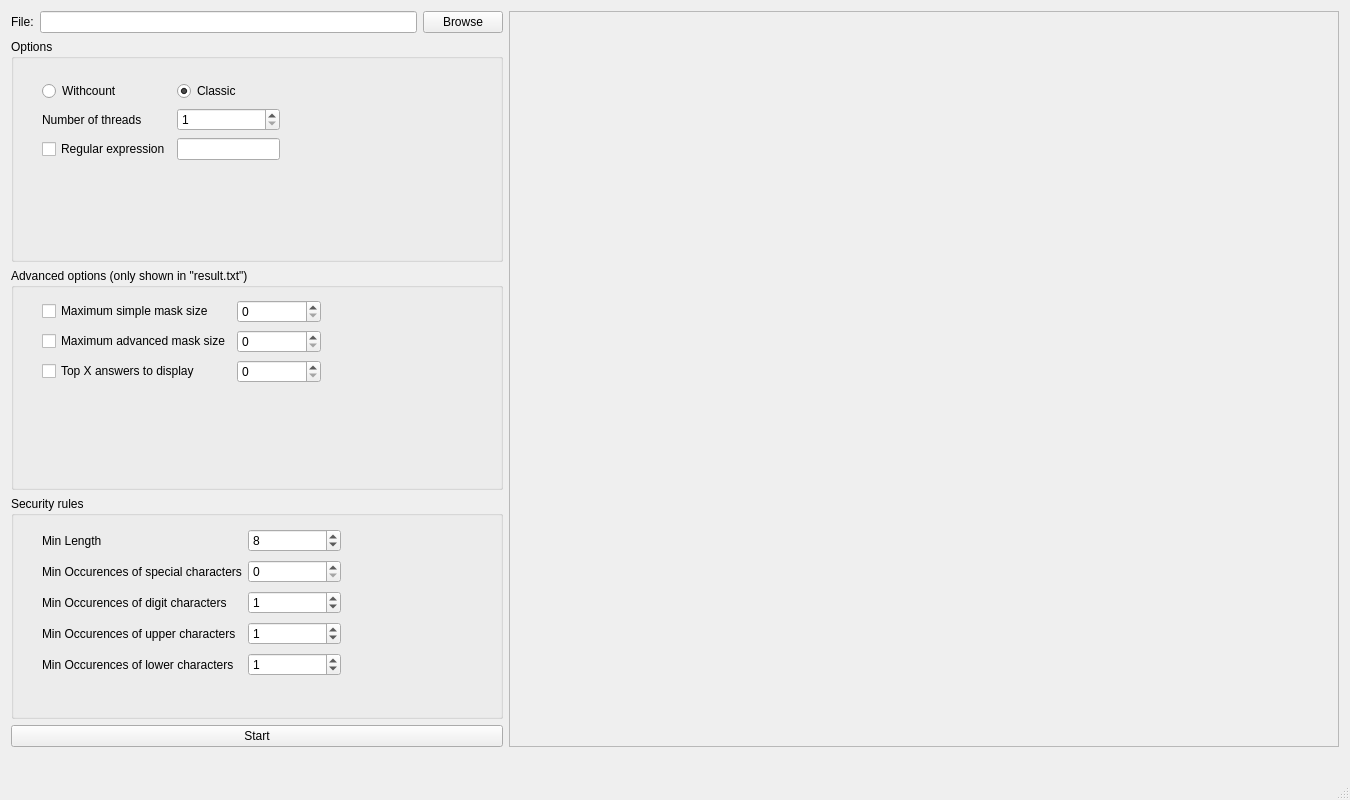
Qt form src/gui/MainWindow.ui (mvalois/cpack) before a commit.
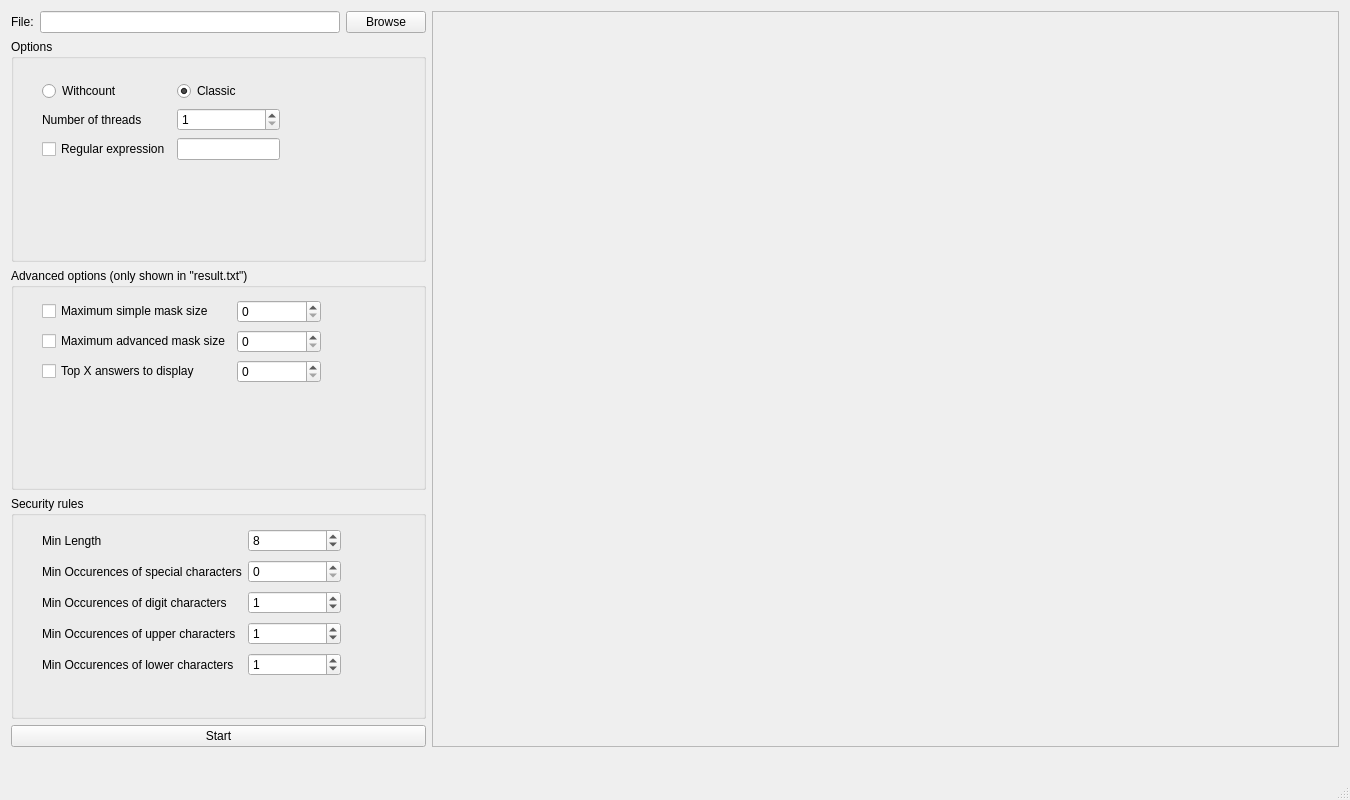
The same form after that commit. Icons and pictures are not drawn.

Diff of the .ui file:
```diff
--- a/src/gui/MainWindow.ui
+++ b/src/gui/MainWindow.ui
@@ -13,134 +13,23 @@
     <height>800</height>
    </rect>
   </property>
-  <property name="sizePolicy">
-   <sizepolicy hsizetype="Fixed" vsizetype="Fixed">
-    <horstretch>0</horstretch>
-    <verstretch>0</verstretch>
-   </sizepolicy>
-  </property>
   <property name="minimumSize">
    <size>
     <width>1350</width>
     <height>800</height>
    </size>
   </property>
-  <property name="maximumSize">
-   <size>
-    <width>1350</width>
-    <height>800</height>
-   </size>
-  </property>
   <property name="windowTitle">
    <string>GUI</string>
   </property>
   <widget class="QWidget" name="centralWidget">
    <layout class="QVBoxLayout" name="verticalLayout" stretch="1,0">
     <item>
-     <layout class="QHBoxLayout" name="horizontalLayout">
+     <layout class="QHBoxLayout" name="horizontalLayout" stretch="0,1">
       <item>
-       <layout class="QGridLayout" name="gridLayout">
-        <item row="0" column="1">
-         <widget class="QLineEdit" name="fileLine">
-          <property name="sizePolicy">
-           <sizepolicy hsizetype="Expanding" vsizetype="Fixed">
-            <horstretch>0</horstretch>
-            <verstretch>0</verstretch>
-           </sizepolicy>
-          </property>
-          <property name="minimumSize">
-           <size>
-            <width>300</width>
-            <height>0</height>
-           </size>
-          </property>
-          <property name="maximumSize">
-           <size>
-            <width>1000000</width>
-            <height>16777215</height>
-           </size>
-          </property>
-         </widget>
-        </item>
-        <item row="0" column="0">
-         <widget class="QLabel" name="fileLabel">
-          <property name="text">
-           <string>File:</string>
-          </property>
-         </widget>
-        </item>
-        <item row="0" column="2">
-         <widget class="QPushButton" name="Browser">
-          <property name="text">
-           <string>Browse</string>
-          </property>
-         </widget>
-        </item>
-        <item row="1" column="0" colspan="3">
-         <widget class="QGroupBox" name="groupBox">
-          <property name="title">
-           <string>Options</string>
-          </property>
-          <widget class="QWidget" name="gridLayoutWidget_2">
-           <property name="geometry">
-            <rect>
-             <x>20</x>
-             <y>30</y>
-             <width>260</width>
-             <height>103</height>
-            </rect>
-           </property>
-           <layout class="QGridLayout" name="gridLayout_2">
-            <item row="2" column="1">
-             <widget class="QLineEdit" name="RegexlineEdit"/>
-            </item>
-            <item row="0" column="0">
-             <widget class="QRadioButton" name="withcountButton">
-              <property name="text">
-               <string>Withcount</string>
-              </property>
-             </widget>
-            </item>
-            <item row="2" column="0">
-             <widget class="QCheckBox" name="regexCheckBox">
-              <property name="text">
-               <string>Regular expression</string>
-              </property>
-             </widget>
-            </item>
-            <item row="0" column="1">
-             <widget class="QRadioButton" name="classicButton">
-              <property name="text">
-               <string>Classic</string>
-              </property>
-              <property name="checked">
-               <bool>true</bool>
-              </property>
-             </widget>
-            </item>
-            <item row="1" column="1">
-             <widget class="QSpinBox" name="threadNumberSpin">
-              <property name="minimum">
-               <number>1</number>
-              </property>
-             </widget>
-            </item>
-            <item row="1" column="0">
-             <widget class="QLabel" name="label">
-              <property name="layoutDirection">
-               <enum>Qt::LeftToRight</enum>
-              </property>
-              <property name="text">
-               <string>Number of threads</string>
-              </property>
-             </widget>
-            </item>
-           </layout>
-          </widget>
-         </widget>
-        </item>
+       <layout class="QGridLayout" name="settingsLayout">
         <item row="3" column="0" colspan="3">
-         <widget class="QGroupBox" name="groupBox_2">
+         <widget class="QGroupBox" name="securityPolicy">
           <property name="title">
            <string>Security rules</string>
           </property>
@@ -224,8 +113,15 @@
           </widget>
          </widget>
         </item>
+        <item row="4" column="0" colspan="3">
+         <widget class="QPushButton" name="startButton">
+          <property name="text">
+           <string>Start</string>
+          </property>
+         </widget>
+        </item>
         <item row="2" column="0" colspan="3">
-         <widget class="QGroupBox" name="groupBox_3">
+         <widget class="QGroupBox" name="advancedOptions">
           <property name="title">
            <string>Advanced options (only shown in &quot;result.txt&quot;)</string>
           </property>
@@ -273,13 +169,105 @@
           </widget>
          </widget>
         </item>
-        <item row="4" column="0" colspan="3">
-         <widget class="QPushButton" name="startButton">
+        <item row="0" column="1">
+         <widget class="QLineEdit" name="fileLine">
+          <property name="sizePolicy">
+           <sizepolicy hsizetype="Expanding" vsizetype="Fixed">
+            <horstretch>0</horstretch>
+            <verstretch>0</verstretch>
+           </sizepolicy>
+          </property>
+          <property name="minimumSize">
+           <size>
+            <width>300</width>
+            <height>0</height>
+           </size>
+          </property>
+          <property name="maximumSize">
+           <size>
+            <width>1000000</width>
+            <height>16777215</height>
+           </size>
+          </property>
+         </widget>
+        </item>
+        <item row="0" column="2">
+         <widget class="QPushButton" name="Browser">
           <property name="text">
-           <string>Start</string>
+           <string>Browse</string>
           </property>
          </widget>
         </item>
+        <item row="0" column="0">
+         <widget class="QLabel" name="fileLabel">
+          <property name="text">
+           <string>File:</string>
+          </property>
+         </widget>
+        </item>
+        <item row="1" column="0" colspan="3">
+         <widget class="QGroupBox" name="globalOptions">
+          <property name="title">
+           <string>Options</string>
+          </property>
+          <widget class="QWidget" name="gridLayoutWidget_2">
+           <property name="geometry">
+            <rect>
+             <x>20</x>
+             <y>30</y>
+             <width>260</width>
+             <height>103</height>
+            </rect>
+           </property>
+           <layout class="QGridLayout" name="gridLayout_2">
+            <item row="2" column="1">
+             <widget class="QLineEdit" name="RegexlineEdit"/>
+            </item>
+            <item row="0" column="0">
+             <widget class="QRadioButton" name="withcountButton">
+              <property name="text">
+               <string>Withcount</string>
+              </property>
+             </widget>
+            </item>
+            <item row="2" column="0">
+             <widget class="QCheckBox" name="regexCheckBox">
+              <property name="text">
+               <string>Regular expression</string>
+              </property>
+             </widget>
+            </item>
+            <item row="0" column="1">
+             <widget class="QRadioButton" name="classicButton">
+              <property name="text">
+               <string>Classic</string>
+              </property>
+              <property name="checked">
+               <bool>true</bool>
+              </property>
+             </widget>
+            </item>
+            <item row="1" column="1">
+             <widget class="QSpinBox" name="threadNumberSpin">
+              <property name="minimum">
+               <number>1</number>
+              </property>
+             </widget>
+            </item>
+            <item row="1" column="0">
+             <widget class="QLabel" name="label">
+              <property name="layoutDirection">
+               <enum>Qt::LeftToRight</enum>
+              </property>
+              <property name="text">
+               <string>Number of threads</string>
+              </property>
+             </widget>
+            </item>
+           </layout>
+          </widget>
+         </widget>
+        </item>
        </layout>
       </item>
       <item>
@@ -296,71 +284,42 @@
         <property name="frameShadow">
          <enum>QFrame::Raised</enum>
         </property>
-        <widget class="QLabel" name="AnalyzedLabel">
-         <property name="geometry">
-          <rect>
-           <x>20</x>
-           <y>10</y>
-           <width>791</width>
-           <height>17</height>
-          </rect>
-         </property>
-         <property name="text">
-          <string/>
-         </property>
-        </widget>
-        <widget class="QLabel" name="securityLabel">
-         <property name="geometry">
-          <rect>
-           <x>270</x>
-           <y>30</y>
-           <width>541</width>
-           <height>20</height>
-          </rect>
-         </property>
-         <property name="text">
-          <string/>
-         </property>
-        </widget>
-        <widget class="QLabel" name="resultLabel">
-         <property name="geometry">
-          <rect>
-           <x>370</x>
-           <y>700</y>
-           <width>451</width>
-           <height>20</height>
-          </rect>
-         </property>
-         <property name="text">
-          <string/>
-         </property>
-        </widget>
-        <widget class="QWidget" name="lengthWidget" native="true">
-         <property name="geometry">
-          <rect>
-           <x>0</x>
-           <y>60</y>
-           <width>830</width>
-           <height>271</height>
-          </rect>
-         </property>
-         <property name="minimumSize">
-          <size>
-           <width>800</width>
-           <height>0</height>
-          </size>
-         </property>
-        </widget>
-        <widget class="QWidget" name="charsetWidget" native="true">
-         <property name="geometry">
-          <rect>
-           <x>0</x>
-           <y>340</y>
-           <width>830</width>
-           <height>321</height>
-          </rect>
-         </property>
-        </widget>
+        <layout class="QVBoxLayout" name="verticalLayout_3" stretch="0,0,1,1,0">
+         <item>
+          <widget class="QLabel" name="AnalyzedLabel">
+           <property name="text">
+            <string/>
+           </property>
+          </widget>
+         </item>
+         <item>
+          <widget class="QLabel" name="securityLabel">
+           <property name="text">
+            <string/>
+           </property>
+          </widget>
+         </item>
+         <item>
+          <widget class="QWidget" name="lengthWidget" native="true">
+           <property name="minimumSize">
+            <size>
+             <width>800</width>
+             <height>0</height>
+            </size>
+           </property>
+          </widget>
+         </item>
+         <item>
+          <widget class="QWidget" name="charsetWidget" native="true"/>
+         </item>
+         <item>
+          <widget class="QLabel" name="resultLabel">
+           <property name="text">
+            <string/>
+           </property>
+          </widget>
+         </item>
+        </layout>
        </widget>
       </item>
      </layout>
```
